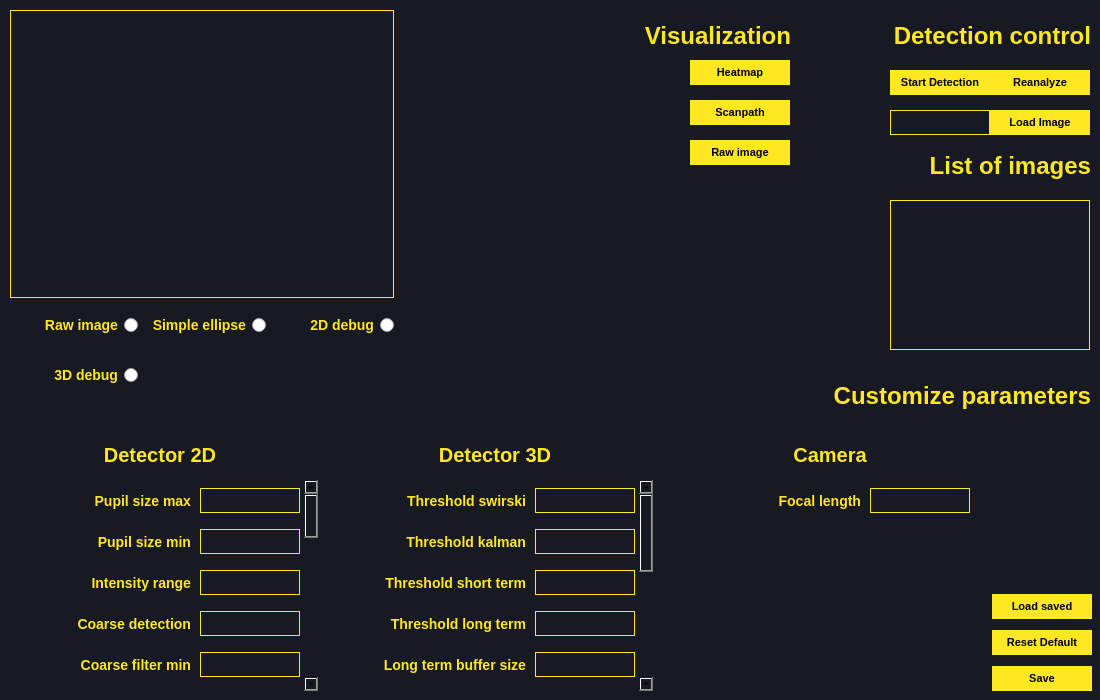
Old version of the form ui/main.ui in the repository MartinRapcan/EyeTracking.
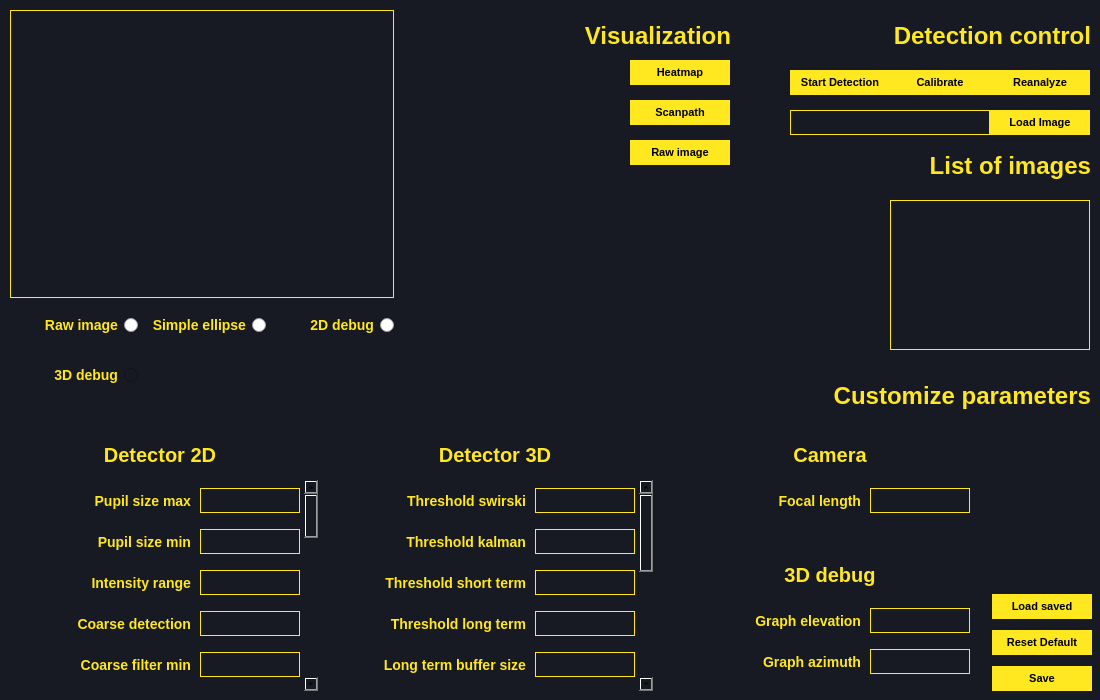
New version of the form.

Commit message: feat: added parameters for 3D debug

```diff
--- a/ui/main.ui
+++ b/ui/main.ui
@@ -67,7 +67,7 @@
   <widget class="QPushButton" name="startButton">
    <property name="geometry">
     <rect>
-     <x>890</x>
+     <x>790</x>
      <y>70</y>
      <width>100</width>
      <height>25</height>
@@ -135,9 +135,9 @@
   <widget class="QLabel" name="imagePath">
    <property name="geometry">
     <rect>
-     <x>890</x>
+     <x>790</x>
      <y>110</y>
-     <width>100</width>
+     <width>200</width>
      <height>25</height>
     </rect>
    </property>
@@ -3632,6 +3632,217 @@
      <string>Load saved</string>
     </property>
    </widget>
+   <widget class="QLabel" name="label_42">
+    <property name="geometry">
+     <rect>
+      <x>680</x>
+      <y>130</y>
+      <width>300</width>
+      <height>30</height>
+     </rect>
+    </property>
+    <property name="styleSheet">
+     <string notr="true">QLabel {
+border: none;
+color: #FFE81F;
+background: none;
+font-size: 20px;
+font-weight: bold;
+}</string>
+    </property>
+    <property name="text">
+     <string>3D debug</string>
+    </property>
+    <property name="alignment">
+     <set>Qt::AlignCenter</set>
+    </property>
+   </widget>
+   <widget class="QWidget" name="widget_37" native="true">
+    <property name="geometry">
+     <rect>
+      <x>680</x>
+      <y>170</y>
+      <width>300</width>
+      <height>41</height>
+     </rect>
+    </property>
+    <property name="minimumSize">
+     <size>
+      <width>300</width>
+      <height>41</height>
+     </size>
+    </property>
+    <property name="maximumSize">
+     <size>
+      <width>300</width>
+      <height>41</height>
+     </size>
+    </property>
+    <property name="styleSheet">
+     <string notr="true"/>
+    </property>
+    <widget class="QLineEdit" name="elev">
+     <property name="geometry">
+      <rect>
+       <x>190</x>
+       <y>8</y>
+       <width>100</width>
+       <height>25</height>
+      </rect>
+     </property>
+     <property name="minimumSize">
+      <size>
+       <width>100</width>
+       <height>25</height>
+      </size>
+     </property>
+     <property name="maximumSize">
+      <size>
+       <width>100</width>
+       <height>25</height>
+      </size>
+     </property>
+     <property name="styleSheet">
+      <string notr="true">QLineEdit {
+border: 1px solid #FFE81F;
+color: white;
+}</string>
+     </property>
+    </widget>
+    <widget class="QLabel" name="label_43">
+     <property name="geometry">
+      <rect>
+       <x>0</x>
+       <y>8</y>
+       <width>181</width>
+       <height>25</height>
+      </rect>
+     </property>
+     <property name="minimumSize">
+      <size>
+       <width>0</width>
+       <height>25</height>
+      </size>
+     </property>
+     <property name="maximumSize">
+      <size>
+       <width>16777215</width>
+       <height>25</height>
+      </size>
+     </property>
+     <property name="styleSheet">
+      <string notr="true">QLabel {
+border: none;
+color: #FFE81F;
+background: none;
+font-size: 14px;
+font-weight: bold;
+}</string>
+     </property>
+     <property name="text">
+      <string>Graph elevation</string>
+     </property>
+     <property name="alignment">
+      <set>Qt::AlignRight|Qt::AlignTrailing|Qt::AlignVCenter</set>
+     </property>
+     <property name="margin">
+      <number>0</number>
+     </property>
+    </widget>
+   </widget>
+   <widget class="QWidget" name="widget_38" native="true">
+    <property name="geometry">
+     <rect>
+      <x>680</x>
+      <y>211</y>
+      <width>300</width>
+      <height>41</height>
+     </rect>
+    </property>
+    <property name="minimumSize">
+     <size>
+      <width>300</width>
+      <height>41</height>
+     </size>
+    </property>
+    <property name="maximumSize">
+     <size>
+      <width>300</width>
+      <height>41</height>
+     </size>
+    </property>
+    <property name="styleSheet">
+     <string notr="true"/>
+    </property>
+    <widget class="QLineEdit" name="azim">
+     <property name="geometry">
+      <rect>
+       <x>190</x>
+       <y>8</y>
+       <width>100</width>
+       <height>25</height>
+      </rect>
+     </property>
+     <property name="minimumSize">
+      <size>
+       <width>100</width>
+       <height>25</height>
+      </size>
+     </property>
+     <property name="maximumSize">
+      <size>
+       <width>100</width>
+       <height>25</height>
+      </size>
+     </property>
+     <property name="styleSheet">
+      <string notr="true">QLineEdit {
+border: 1px solid #FFE81F;
+color: white;
+}</string>
+     </property>
+    </widget>
+    <widget class="QLabel" name="label_44">
+     <property name="geometry">
+      <rect>
+       <x>0</x>
+       <y>8</y>
+       <width>181</width>
+       <height>25</height>
+      </rect>
+     </property>
+     <property name="minimumSize">
+      <size>
+       <width>0</width>
+       <height>25</height>
+      </size>
+     </property>
+     <property name="maximumSize">
+      <size>
+       <width>16777215</width>
+       <height>25</height>
+      </size>
+     </property>
+     <property name="styleSheet">
+      <string notr="true">QLabel {
+border: none;
+color: #FFE81F;
+background: none;
+font-size: 14px;
+font-weight: bold;
+}</string>
+     </property>
+     <property name="text">
+      <string>Graph azimuth</string>
+     </property>
+     <property name="alignment">
+      <set>Qt::AlignRight|Qt::AlignTrailing|Qt::AlignVCenter</set>
+     </property>
+     <property name="margin">
+      <number>0</number>
+     </property>
+    </widget>
+   </widget>
   </widget>
   <widget class="QWidget" name="widget_36" native="true">
    <property name="geometry">
@@ -3733,9 +3944,12 @@
      <string notr="true">QRadioButton {
 border: none;
 color: #FFE81F;
-background: none;
 font-size: 14px;
 font-weight: bold;
+}
+
+QRadioButton:disabled {
+	color: #87814c;
 }</string>
     </property>
     <property name="text">
@@ -3746,7 +3960,7 @@
   <widget class="QLabel" name="label_41">
    <property name="geometry">
     <rect>
-     <x>570</x>
+     <x>510</x>
      <y>20</y>
      <width>221</width>
      <height>31</height>
@@ -3771,7 +3985,7 @@
   <widget class="QPushButton" name="heatmap">
    <property name="geometry">
     <rect>
-     <x>690</x>
+     <x>630</x>
      <y>60</y>
      <width>100</width>
      <height>25</height>
@@ -3807,7 +4021,7 @@
   <widget class="QPushButton" name="scanpath">
    <property name="geometry">
     <rect>
-     <x>690</x>
+     <x>630</x>
      <y>100</y>
      <width>100</width>
      <height>25</height>
@@ -3843,7 +4057,7 @@
   <widget class="QPushButton" name="rawImage">
    <property name="geometry">
     <rect>
-     <x>690</x>
+     <x>630</x>
      <y>140</y>
      <width>100</width>
      <height>25</height>
@@ -3876,6 +4090,38 @@
     <string>Raw image</string>
    </property>
   </widget>
+  <widget class="QPushButton" name="calibrate">
+   <property name="geometry">
+    <rect>
+     <x>890</x>
+     <y>70</y>
+     <width>100</width>
+     <height>25</height>
+    </rect>
+   </property>
+   <property name="styleSheet">
+    <string notr="true">QPushButton {
+background-color: #FFE81F;
+border: none;
+font-size: 11px;
+color: black;
+font-weight: 600;
+}
+
+QPushButton:hover {
+background-color: #ccba18;
+
+}
+
+QPushButton:pressed {
+background-color: #ccba18;
+
+}</string>
+   </property>
+   <property name="text">
+    <string>Calibrate</string>
+   </property>
+  </widget>
  </widget>
  <resources/>
  <connections/>
```
The commit also changes 5 other files.
